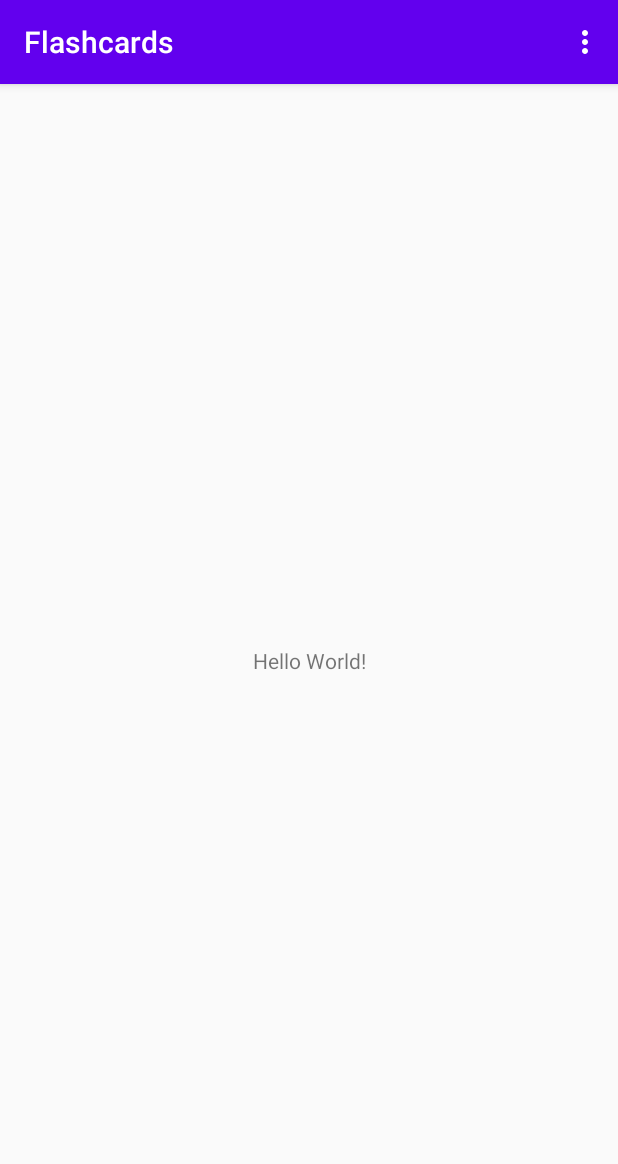
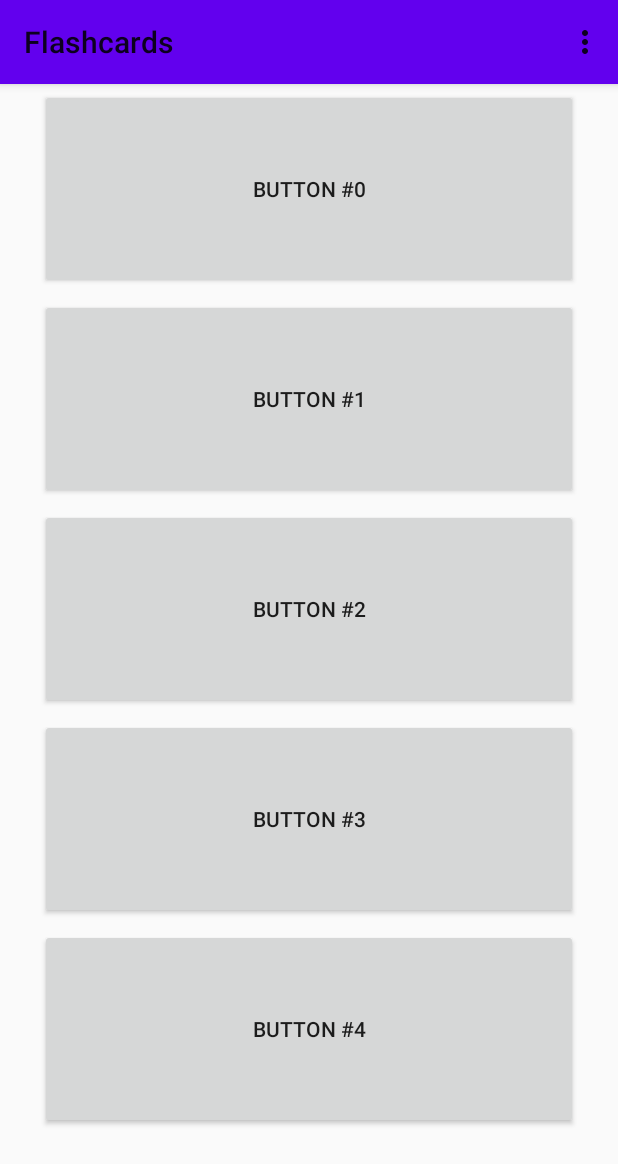
Before and after one commit to uytuan213/TheWizardsFlashcards, an Android app: the screen it shows after launch (MainActivity), on a phone screen of 412 x 824 dp. Shown: the top 1164 px of the screen. Run offline under Robolectric (Android 15) with nearby library versions, the phone set to English and light mode, and no system bars.

Commit message:
Add creating buttons programmatically

```diff
--- a/app/src/main/java/ca/thewizards/flashcards/MainActivity.java
+++ b/app/src/main/java/ca/thewizards/flashcards/MainActivity.java
@@ -9,6 +9,10 @@ import android.content.SharedPreferences;
 import android.os.Bundle;
 import android.view.Menu;
 import android.view.MenuItem;
+import android.widget.Button;
+import android.widget.LinearLayout;
+
+import java.util.List;
 
 public class MainActivity extends AppCompatActivity {
 
@@ -16,6 +20,9 @@ public class MainActivity extends AppCompatActivity {
     private boolean darkTheme = false;
     private int fontSize;
     private boolean isCreating = false;
+    private List<Button> buttonList;
+
+    private LinearLayout mainLayout;
 
     @Override
     protected void onCreate(Bundle savedInstanceState) {
@@ -30,9 +37,24 @@ public class MainActivity extends AppCompatActivity {
         } else{
             setTheme(R.style.AppTheme);
         }
-        setTheme(R.style.AppTheme);
         super.onCreate(savedInstanceState);
         setContentView(R.layout.activity_main);
+
+        // Generate collection buttons from database
+        // TODO
+        /*int countCollection = [get collection count from db]
+        buttonList = new Button[countCollection];
+        */
+        mainLayout = (LinearLayout)findViewById(R.id.main_layout);
+        LinearLayout.LayoutParams params = new LinearLayout.LayoutParams(LinearLayout.LayoutParams.MATCH_PARENT, 200);
+        params.setMargins(40,5,40,5);
+        for (int i = 0; i < 5; i++) {
+            Button btn = new Button(this);
+            btn.setText("Button #" + i);
+            btn.setId(i);
+            // TODO Add btn to buttonList
+            mainLayout.addView(btn, params);
+        }
     }
 
     @Override
--- a/app/src/main/res/layout/activity_main.xml
+++ b/app/src/main/res/layout/activity_main.xml
@@ -6,13 +6,15 @@
     android:layout_height="match_parent"
     tools:context=".MainActivity">
 
-    <TextView
-        android:layout_width="wrap_content"
-        android:layout_height="wrap_content"
-        android:text="Hello World!"
-        app:layout_constraintBottom_toBottomOf="parent"
-        app:layout_constraintLeft_toLeftOf="parent"
-        app:layout_constraintRight_toRightOf="parent"
-        app:layout_constraintTop_toTopOf="parent" />
+    <ScrollView
+        android:layout_width="match_parent"
+        android:layout_height="match_parent">
+
+        <LinearLayout
+            android:id="@+id/main_layout"
+            android:layout_width="match_parent"
+            android:layout_height="wrap_content"
+            android:orientation="vertical"/>
+    </ScrollView>
 
 </androidx.constraintlayout.widget.ConstraintLayout>
--- a/app/src/main/res/values/styles.xml
+++ b/app/src/main/res/values/styles.xml
@@ -1,6 +1,6 @@
 <resources>
     <!-- Base application theme. -->
-    <style name="AppTheme" parent="Theme.AppCompat.Light.DarkActionBar">
+    <style name="AppTheme" parent="Theme.AppCompat.DayNight">
         <!-- Customize your theme here. -->
         <item name="colorPrimary">@color/colorPrimary</item>
         <item name="colorPrimaryDark">@color/colorPrimaryDark</item>
@@ -8,7 +8,7 @@
         <item name="android:background">@null</item>
     </style>
 
-    <style name="AppThemeDark" parent="Theme.AppCompat.Light.DarkActionBar">
+    <style name="AppThemeDark" parent="Theme.AppCompat.DayNight">
         <item name="colorPrimary">@color/colorPrimary</item>
         <item name="colorPrimaryDark">@color/colorPrimaryDark</item>
         <item name="colorAccent">@color/colorAccent</item>
```
